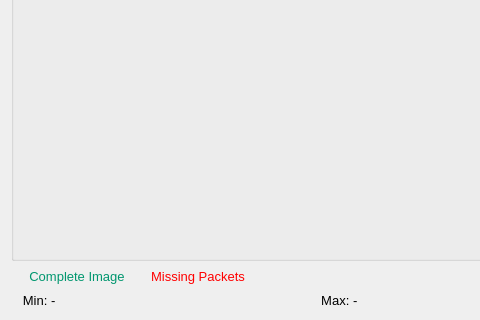
Before: the Qt Designer form slsDetectorGui/forms/form_plot.ui in slsdetectorgroup/slsDetectorPackage, drawn with Qt 5; both pictures show x 0 to 480 and y 105 to 425 of the 671 by 425 pixel window.
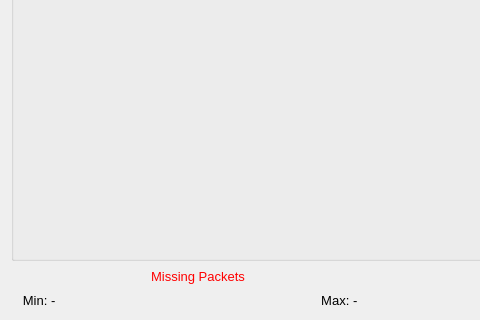
After: the same form once the commit is applied.

```diff
--- a/slsDetectorGui/forms/form_plot.ui
+++ b/slsDetectorGui/forms/form_plot.ui
@@ -457,7 +457,7 @@
       <string>&lt;html&gt;&lt;head/&gt;&lt;body&gt;&lt;p&gt;If sub images have missing packets&lt;/p&gt;&lt;/body&gt;&lt;/html&gt;</string>
      </property>
      <property name="text">
-      <string>Complete Image</string>
+      <string/>
      </property>
      <property name="alignment">
       <set>Qt::AlignCenter</set>
```
Left out of the diff: 1 changed line with no effect on the pictures.
